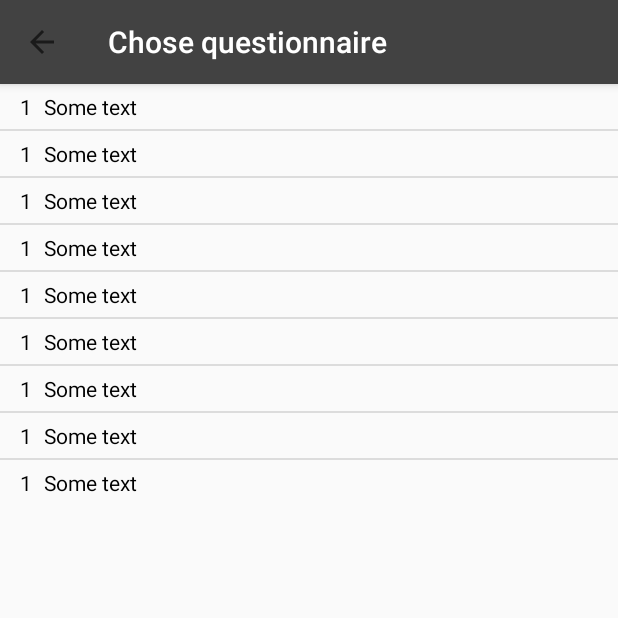
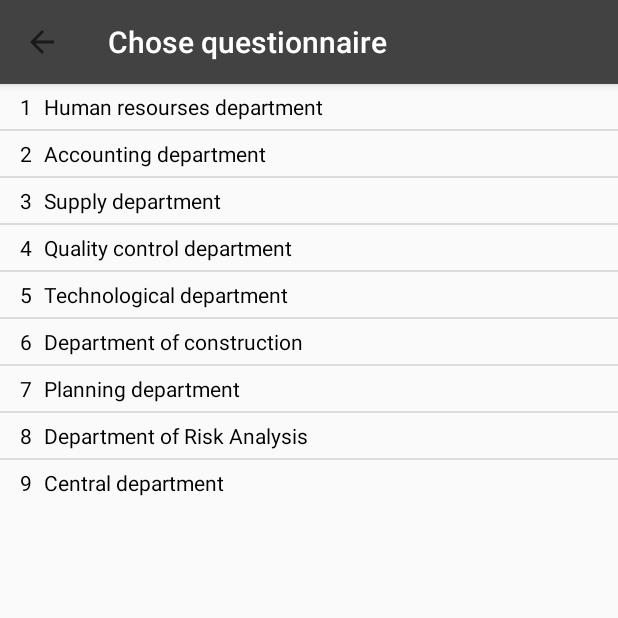
Before and after one commit to AlexKatrenich/codelabs, an Android app: the screen it shows after launch (QuestionariesActivity), on a phone screen of 412 x 824 dp, the top half of it. Run offline under Robolectric (Android 15) with nearby library versions, the phone set to English and light mode, and no system bars.

Commit message:
some changes

```diff
--- a/FactoryQuestions/app/src/main/java/com/katrenich/alex/factoryquestions/adapters/QuestionariesListAdapter.java
+++ b/FactoryQuestions/app/src/main/java/com/katrenich/alex/factoryquestions/adapters/QuestionariesListAdapter.java
@@ -59,8 +59,8 @@ public class QuestionariesListAdapter extends BaseAdapter {
 
         // заповнюємо View з отриманого списку mList
         TextView textView = view.findViewById(R.id.tv_test_item_numb);
-        textView.setText("1");
-        ((TextView)view.findViewById(R.id.tv_test_item_title)).setText("Some text");
+        textView.setText(String.valueOf(position + 1));
+        ((TextView)view.findViewById(R.id.tv_test_item_title)).setText(mList.get(position));
         return view;
     }
 }
```
